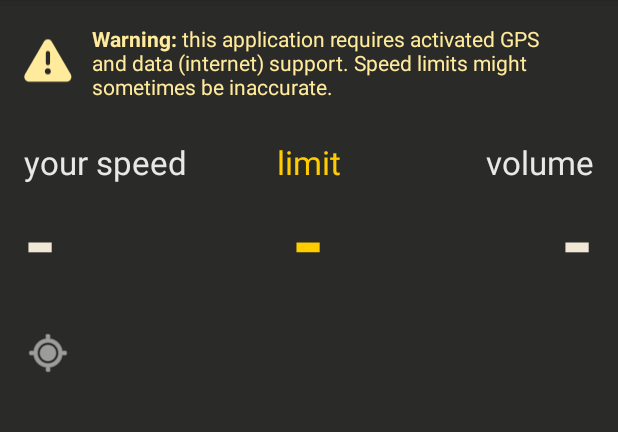
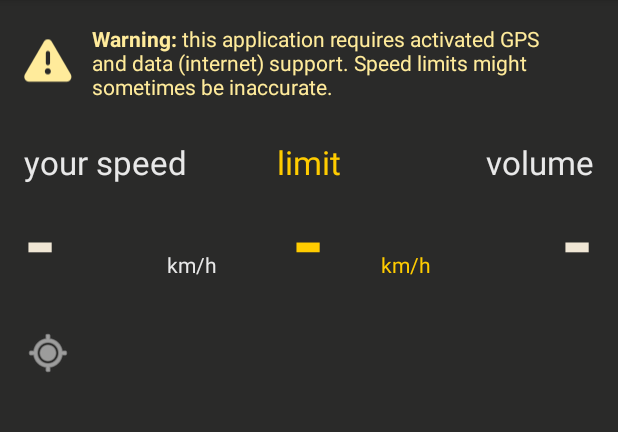
Before and after one commit to glae/if_exceed_speed_limits_then_lower_music, an Android app: the screen it shows after launch (MainActivity), on a phone screen of 412 x 824 dp, the part 84-516 px from its top. Run offline under Robolectric (Android 15) with nearby library versions, the phone set to English and light mode, and no system bars.

Commit message:
fixed #11 (speed units in kmph)

```diff
--- a/app/src/main/res/layout/fragment_main.xml
+++ b/app/src/main/res/layout/fragment_main.xml
@@ -126,4 +126,30 @@
         android:layout_alignTop="@+id/detailView"
         android:baselineAlignBottom="false" />
 
+    <TextView
+        android:layout_width="wrap_content"
+        android:layout_height="wrap_content"
+        android:textAppearance="?android:attr/textAppearanceSmall"
+        android:text="km/h"
+        android:id="@+id/limitUnit"
+        android:textColor="@color/limitColor"
+        android:layout_alignBaseline="@+id/limit"
+        android:layout_alignParentBottom="false"
+        android:layout_alignParentLeft="false"
+        android:layout_alignParentTop="false"
+        android:layout_alignParentRight="false"
+        android:layout_alignWithParentIfMissing="false"
+        android:layout_centerHorizontal="true"
+        android:paddingLeft="130dp" />
+
+    <TextView
+        android:layout_width="wrap_content"
+        android:layout_height="wrap_content"
+        android:textAppearance="?android:attr/textAppearanceSmall"
+        android:text="km/h"
+        android:id="@+id/speedUnit"
+        android:layout_alignBaseline="@+id/speed"
+        android:textColor="@color/labelColor"
+        android:paddingLeft="95dp" />
+
 </RelativeLayout>
```
